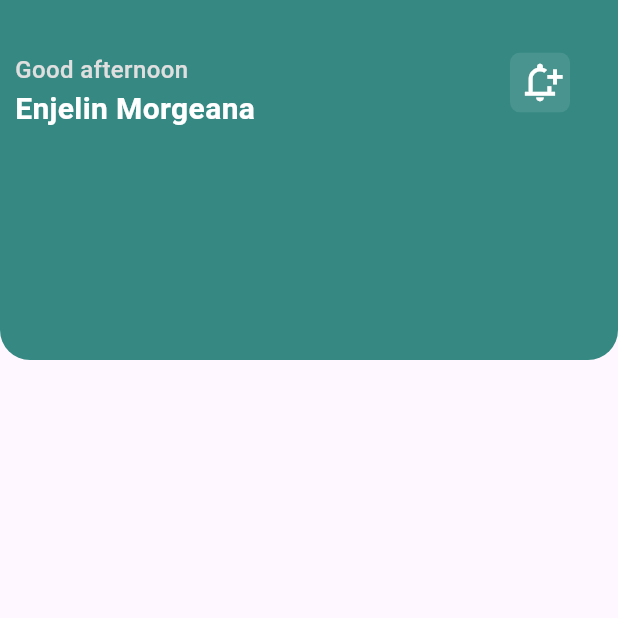
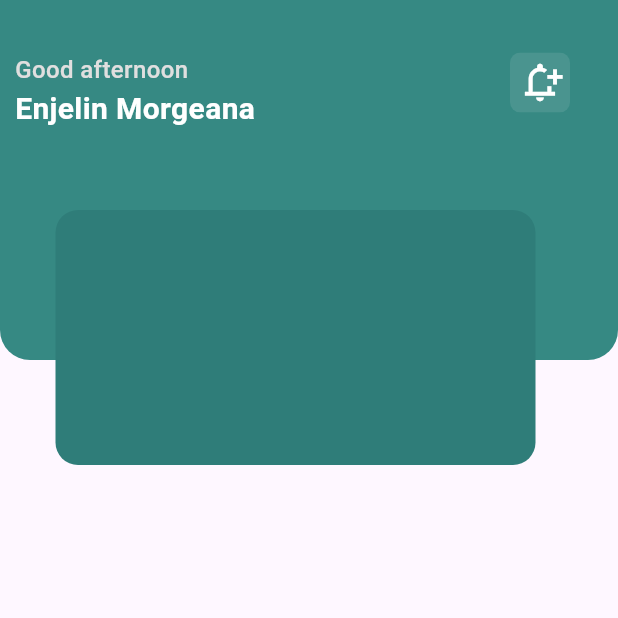
Before and after one commit to ttnppedr/first-finance-app, a Flutter app: the screen it shows after launch, on a phone screen of 412 x 824 dp, the top half of it. Run offline on Flutter 3.47's test engine with Material 3 defaults, Android fonts, the phone set to English and light mode, and no system bars.

Commit message:
Add center card

```diff
--- a/lib/home.dart
+++ b/lib/home.dart
@@ -8,6 +8,8 @@ class Home extends StatelessWidget {
     return Scaffold(
       body: SafeArea(
         child: Stack(
+          children: [
+            Column(
               children: [
                 Container(
                   width: double.infinity,
@@ -62,6 +64,20 @@ class Home extends StatelessWidget {
                       )
                     ],
                   ),
+                ),
+              ],
+            ),
+            Positioned(
+              top: 140,
+              left: 37,
+              child: Container(
+                height: 170,
+                width: 320,
+                decoration: BoxDecoration(
+                  color: Color.fromARGB(255, 47, 125, 121),
+                  borderRadius: BorderRadius.circular(15),
+                ),
+              ),
             )
           ],
         ),
```
Lines whose indentation alone changed are shown as unchanged.
